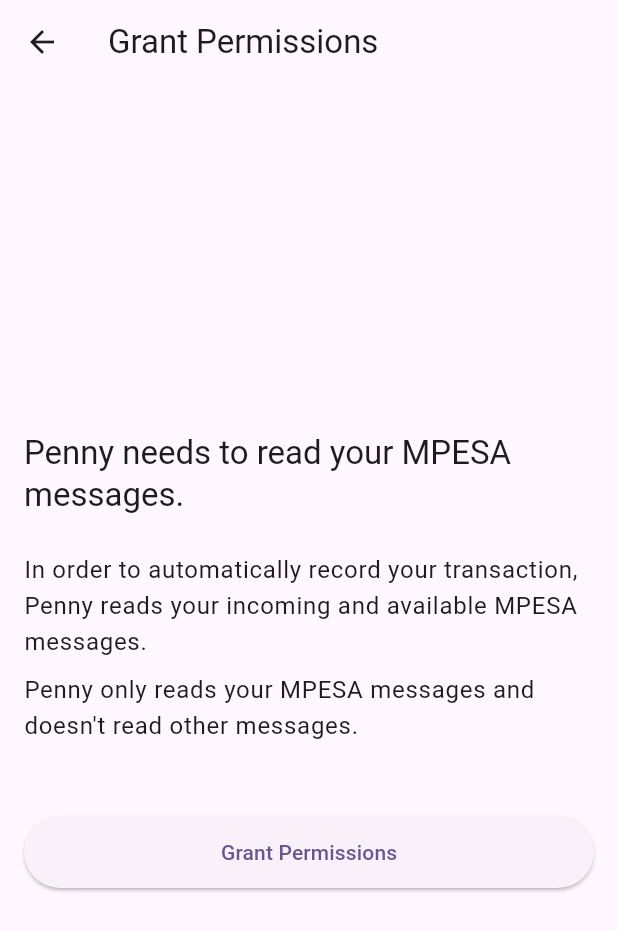
After one commit to chriss1525/Penny, a Flutter app: the Permissions screen opened directly, after a tap on "Grant Permissions", on a phone screen of 412 x 824 dp. The commit adds this screen. Shown: the top 931 px of the screen. Run offline on Flutter 3.47's test engine with Material 2 defaults, Android fonts, the phone set to English and light mode, and no system bars; our stand-ins replace flutter_riverpod, shared_preferences; missing offline and left inert: telephony; accounts and stored records are empty.

Commit message:
create permissions screen

```diff
--- a/client/lib/main.dart
+++ b/client/lib/main.dart
@@ -3,6 +3,7 @@
 import 'package:client/screens/home.dart';
 import 'package:client/screens/onboarding.dart';
 import 'package:client/screens/auth/register.dart';
+import 'package:client/screens/permissions.dart';
 import 'package:client/screens/record_screen.dart';
 import 'package:flutter/material.dart';
 import 'package:flutter_riverpod/flutter_riverpod.dart';
@@ -41,7 +42,7 @@
         home: Scaffold(
           body: isOnboarded
               ? isLoggedIn
-                  ? const Home()
+                  ? const Permissions()
                   : const LoginScreen()
               : const Onboarding(),
         ),
--- a/client/lib/screens/auth/login.dart
+++ b/client/lib/screens/auth/login.dart
@@ -103,7 +103,7 @@
 
                     if (!context.mounted) return;
 
-                    Navigator.pushNamed(context, '/home');
+                    Navigator.pushNamed(context, '/permissions');
                   } else {
                     ScaffoldMessenger.of(context).showSnackBar(
                       SnackBar(content: Text(response.body)),
--- /dev/null
+++ b/client/lib/screens/permissions.dart
@@ -0,0 +1,66 @@
+import 'package:flutter/material.dart';
+import 'package:shared_preferences/shared_preferences.dart';
+import 'package:telephony/telephony.dart';
+
+class Permissions extends StatelessWidget {
+  const Permissions({super.key});
+
+  @override
+  Widget build(BuildContext context) {
+    return Scaffold(
+      appBar: AppBar(
+        title: const Text('Grant Permissions'),
+      ),
+      body: Padding(
+        padding: const EdgeInsets.all(16.0),
+        child: Column(
+          crossAxisAlignment: CrossAxisAlignment.center,
+          mainAxisAlignment: MainAxisAlignment.center,
+          children: <Widget>[
+            Text(
+              'Penny needs to read your MPESA messages.',
+              style: Theme.of(context).textTheme.titleLarge,
+            ),
+            const SizedBox(
+              height: 24.0,
+            ),
+            Text(
+              'In order to automatically record your transaction, Penny reads your incoming and available MPESA messages.',
+              style: Theme.of(context).textTheme.bodyLarge,
+            ),
+            const SizedBox(
+              height: 8.0,
+            ),
+            Text(
+              'Penny only reads your MPESA messages and doesn\'t read other messages.',
+              style: Theme.of(context).textTheme.bodyLarge,
+            ),
+            const SizedBox(
+              height: 48.0,
+            ),
+            ElevatedButton(
+              onPressed: () async {
+                bool? permissionGranted =
+                    await Telephony.instance.requestSmsPermissions;
+
+                SharedPreferences prefs = await SharedPreferences.getInstance();
+
+                await prefs.setBool(
+                    'permissionGranted', permissionGranted ?? false);
+
+                if (permissionGranted != null && permissionGranted) {
+                  if (!context.mounted) return;
+                  Navigator.pushNamed(context, '/home');
+                } else {}
+              },
+              style: ElevatedButton.styleFrom(
+                minimumSize: const Size(double.infinity, 48),
+              ),
+              child: const Text('Grant Permissions'),
+            )
+          ],
+        ),
+      ),
+    );
+  }
+}
```
